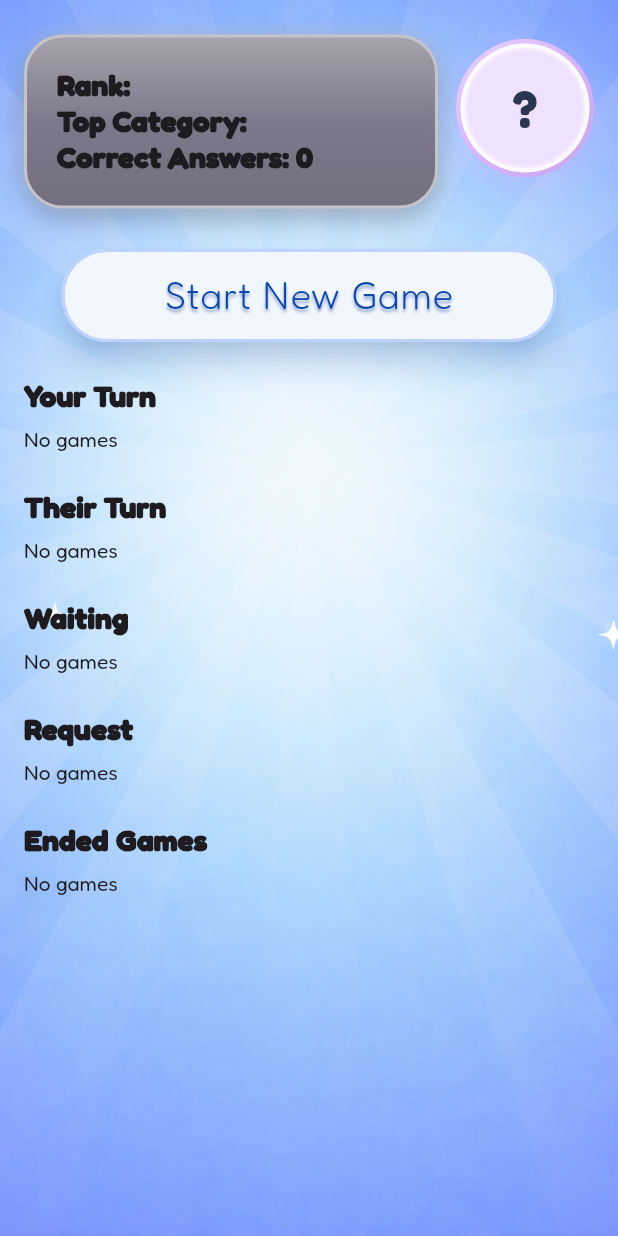
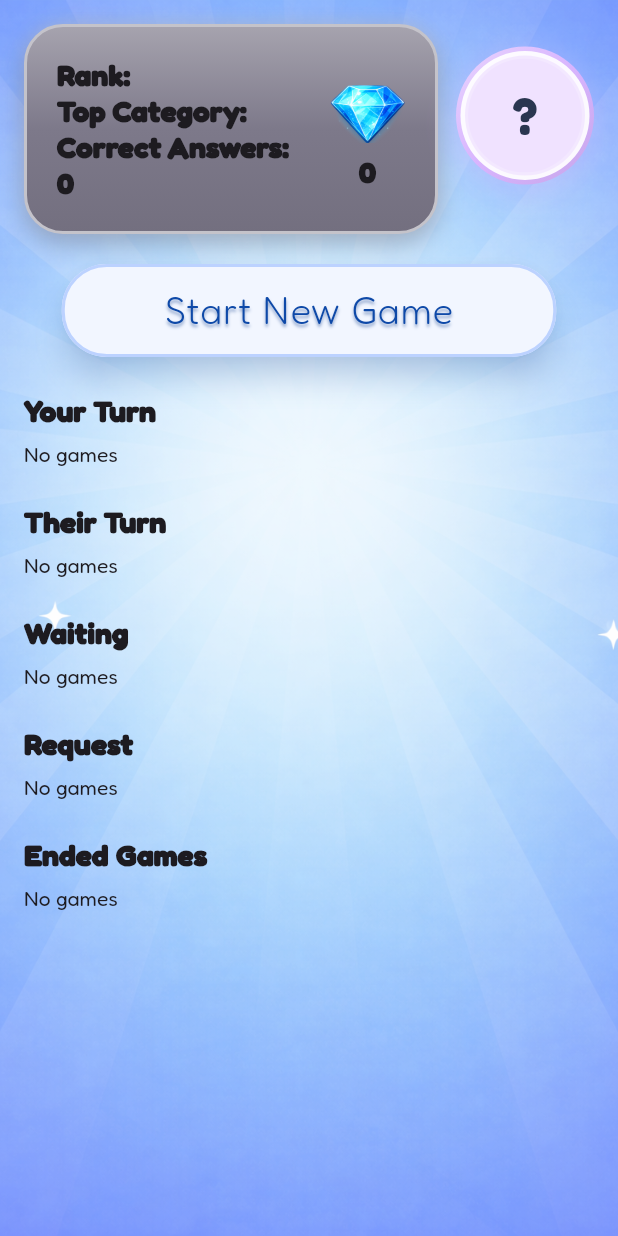
Before and after one commit to abethun1/trivia, a Flutter app: the DashboardScreen screen opened directly with empty values, on a phone screen of 412 x 824 dp. Run offline on Flutter 3.47's test engine with Material 3 defaults, Android fonts, the phone set to English and light mode, and no system bars; our stand-ins replace file_picker, flutter_dotenv, flutter_svg, google_fonts, supabase_flutter; accounts and stored records are empty.

Commit message:
Added Gems
Added the gem icon to player stats card and added the gems field to the user profile and on supabase

```diff
--- a/lib/models/user_profile.dart
+++ b/lib/models/user_profile.dart
@@ -10,6 +10,7 @@ class UserProfile
   final String avatarStatus;
   final String avatarColorHex;
   final String statsCardColorHex;
+  final int gemCount;
 
   UserProfile
   (
@@ -24,6 +25,7 @@ class UserProfile
       required this.avatarStatus,
       required this.avatarColorHex,
       required this.statsCardColorHex,
+      required this.gemCount,
     }
   );
 
@@ -41,6 +43,7 @@ class UserProfile
       avatarStatus: (map['avatar_status'] ?? 'approved') as String,
       avatarColorHex: (map['avatar_color_hex'] ?? '#D8B4FE') as String,
       statsCardColorHex: (map['stats_card_color_hex'] ?? '#7D798A') as String,
+      gemCount: (map['gem_count'] ?? 0) as int,
     );
   }
 
@@ -55,6 +58,7 @@ class UserProfile
     String? avatarStatus,
     String? avatarColorHex,
     String? statsCardColorHex,
+    int? gemCount,
   }) {
     return UserProfile(
       id: id ?? this.id,
@@ -67,6 +71,7 @@ class UserProfile
       avatarStatus: avatarStatus ?? this.avatarStatus,
       avatarColorHex: avatarColorHex ?? this.avatarColorHex,
       statsCardColorHex: statsCardColorHex ?? this.statsCardColorHex,
+      gemCount: gemCount ?? this.gemCount,
     );
   }
 }
--- a/lib/screens/dashboard_screen.dart
+++ b/lib/screens/dashboard_screen.dart
@@ -829,13 +829,37 @@ Future<void> onEndedGameTap(Game game) async
                     child: Container(
                       padding: const EdgeInsets.all(20),
                       decoration: statsCardDecorationForProfile(),
-                      child: Column(
-                        crossAxisAlignment: CrossAxisAlignment.start,
+                      child: Row(
                         children:
                         [
-                          Text("Rank: ${profile.rank}", style: DashboardStyles.statsText),
-                          Text("Top Category: ${profile.top_category}", style: DashboardStyles.statsText),
-                          Text("Correct Answers: ${profile.correctAnswers}", style: DashboardStyles.statsText),
+                          Expanded(
+                            child: Column(
+                              crossAxisAlignment: CrossAxisAlignment.start,
+                              children:
+                              [
+                                Text("Rank: ${profile.rank}", style: DashboardStyles.statsText),
+                                Text("Top Category: ${profile.top_category}", style: DashboardStyles.statsText),
+                                Text("Correct Answers: ${profile.correctAnswers}", style: DashboardStyles.statsText),
+                              ],
+                            ),
+                          ),
+                          const SizedBox(width: 16),
+                          Column(
+                            mainAxisAlignment: MainAxisAlignment.center,
+                            mainAxisSize: MainAxisSize.min,
+                            children:
+                            [
+                              const SizedBox(height: 6),
+                              Image.asset(
+                                "assets/images/gem_img.png",
+                                width: 50,
+                                height: 50,
+                                fit: BoxFit.contain,
+                              ),
+                              const SizedBox(height: 2),
+                              Text("${profile.gemCount}", style: DashboardStyles.statsText),
+                            ],
+                          ),
                         ],
                       ),
                     ),
```
Also changed, not shown: assets/images/gem_img.png (added).
